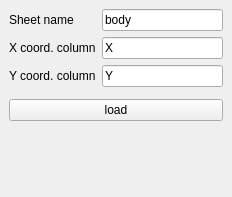
Old version of the form google_sheets_downloader/google_sheets_downloader_dockwidget_base.ui in the repository ctu-fgis/2021-b-qgis-google-sheets-plugin.
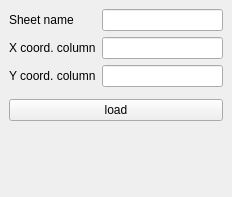
New version of the form. Custom widgets are drawn as their Qt base class.

Commit message: Changed path for downloading sheets, deleted values in pre-filled GUI

```diff
--- a/google_sheets_downloader/google_sheets_downloader_dockwidget_base.ui
+++ b/google_sheets_downloader/google_sheets_downloader_dockwidget_base.ui
@@ -18,21 +18,21 @@
     <item row="1" column="1">
      <widget class="QLineEdit" name="typeName">
       <property name="text">
-       <string>body</string>
+       <string/>
       </property>
      </widget>
     </item>
     <item row="2" column="1">
      <widget class="QLineEdit" name="typeX">
       <property name="text">
-       <string>X</string>
+       <string/>
       </property>
      </widget>
     </item>
     <item row="3" column="1">
      <widget class="QLineEdit" name="typeY">
       <property name="text">
-       <string>Y</string>
+       <string/>
       </property>
      </widget>
     </item>
```
Left out of the diff: 2 changed lines with no effect on the pictures. The commit also changes 2 other files.
